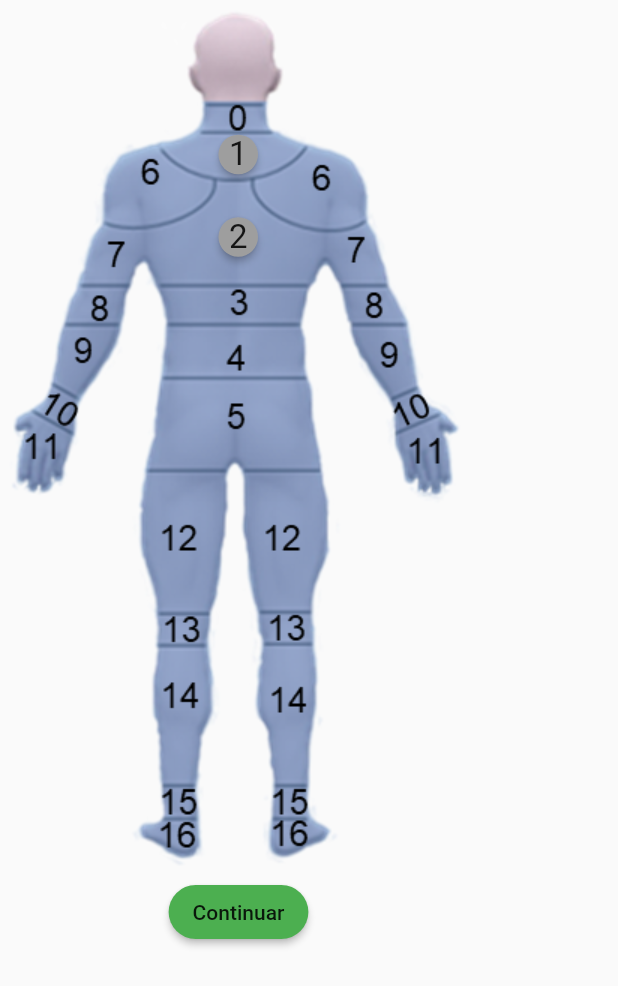
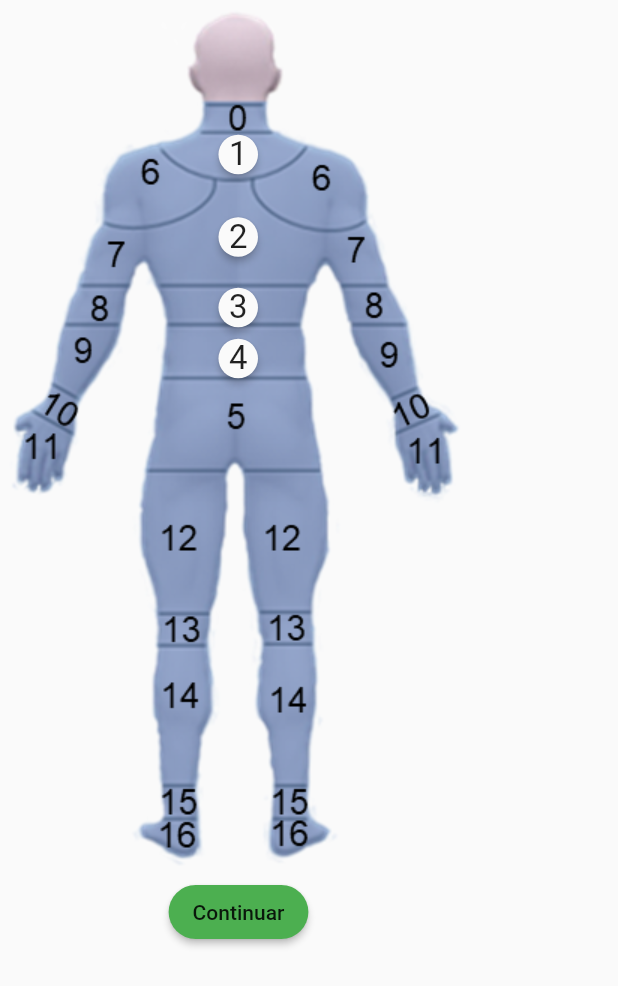
Before and after one commit to lucasjose256/Strong_CoreV1, a Flutter app: the CorpoHumano screen opened directly, on a phone screen of 412 x 824 dp. Shown: the top 986 px of the screen. Run offline on Flutter 3.47's test engine with Material 2 defaults, Android fonts, the phone set to English and light mode, and no system bars; our stand-ins replace cloud_firestore, firebase_auth, firebase_core, google_sign_in; missing offline and left inert: expansion_card, firebase_auth_web, firebase_core_web, google_sign_in_web, splash_screen_view; accounts and stored records are empty.

Commit message:
Coloredbody

```diff
--- a/lib/SCREENS/corpo_humano.dart
+++ b/lib/SCREENS/corpo_humano.dart
@@ -19,8 +19,10 @@ class _CorpoHumanoState extends State<CorpoHumano> {
         children: [
           Stack(children: [
             Image.asset('Assets/images/corpoHumano.png'),
-            Positioned(right: 138, top: 75, child: AddTodoButton('1')),
-            Positioned(right: 138, top: 130, child: AddTodoButton('2'))
+            Positioned(right: 138, top: 75, child: AddTodoButton(number: '1')),
+            Positioned(right: 138, top: 130, child: AddTodoButton(number: '2')),
+            Positioned(right: 138, top: 177, child: AddTodoButton(number: '3')),
+            Positioned(right: 138, top: 211, child: AddTodoButton(number: '4')),
           ]),
           MaterialButton(
             onPressed: () {
--- a/lib/style/add_pop_up_card.dart
+++ b/lib/style/add_pop_up_card.dart
@@ -1,3 +1,5 @@
+// ignore_for_file: use_key_in_widget_constructors
+
 import 'package:flutter/material.dart';
 import 'package:provider/provider.dart';
 
@@ -17,7 +19,8 @@ class AddTodoButton extends StatefulWidget {
   ///
 
   final String? number;
-  const AddTodoButton(this.number);
+  late Color? newColor = Colors.yellow;
+  AddTodoButton({this.number, this.newColor});
 
   @override
   State<AddTodoButton> createState() => _AddTodoButtonState();
@@ -26,19 +29,28 @@ class AddTodoButton extends StatefulWidget {
 class _AddTodoButtonState extends State<AddTodoButton> {
   @override
   Widget build(BuildContext context) {
+    // widget.newColor=Navigator.of(context).push();
     //Color? newButtunColor = Provider.of<newColorForCard>(context).color;
     //  bool flag = false;
-    return Padding(
+
+    return ChangeNotifierProvider(
+      create: (context) => newColorForCard(),
+      child: Padding(
           padding: const EdgeInsets.all(8.0),
           child: GestureDetector(
-          onTap: () {
-            Navigator.of(context).push(HeroDialogRoute(
-                builder: (context) {
-                  return AddTodoPopupCard(
+            onTap: () async {
+              Color tempColor = await Navigator.push(
+                  context,
+                  HeroDialogRoute(
+                      builder: (context) => AddTodoPopupCard(
                             nome: widget.number,
-                  );
-                },
+                          ),
                       settings: RouteSettings(arguments: null, name: null)));
+              // settings: RouteSettings(arguments: null, name: null)
+
+              setState(() {
+                widget.newColor = tempColor;
+              });
             },
             child: Hero(
               tag: _heroAddTodo + '${widget.number}',
@@ -46,8 +58,8 @@ class _AddTodoButtonState extends State<AddTodoButton> {
                 return CustomRectTween(begin: begin!, end: end!);
               },
               child: Material(
-              color: // Provider.of<newColorForCard>(context).colortr
-                  true ? Colors.grey : Colors.pink,
+                color: widget
+                    .newColor, //Provider.of<newColorForCard>(context)._color,
                 elevation: 2,
                 shape: CircleBorder(),
                 child: Padding(
@@ -62,7 +74,8 @@ class _AddTodoButtonState extends State<AddTodoButton> {
                 ),
               ),
             ),
-        ));
+          )),
+    );
   }
 }
 
@@ -78,7 +91,8 @@ const String _heroAddTodo = 'add-todo-hero';
 class AddTodoPopupCard extends StatelessWidget {
   /// {@macro add_todo_popup_card}
   final String? nome;
-  const AddTodoPopupCard({required this.nome});
+  //final Color? tempColor;
+  AddTodoPopupCard({required this.nome});
 
   @override
   Widget build(BuildContext context) {
@@ -143,7 +157,7 @@ class AddTodoPopupCard extends StatelessWidget {
   }
 
   MaterialButton MarcarRegiao(
-      String num, String nome, Color color, BuildContext context) {
+      String num, String nome, Color? color, BuildContext context) {
     return MaterialButton(
       child: SingleChildScrollView(
         scrollDirection: Axis.horizontal,
@@ -170,21 +184,24 @@ class AddTodoPopupCard extends StatelessWidget {
         ),
       ),
       onPressed: () {
-        //   Provider.of<newColorForCard>(context, listen: false).changeColor(false);
-        Navigator.of(context).pop();
+        /* Provider.of<newColorForCard>(context, listen: false)
+            .changeColor(color, true);*/
         //Mandar para o servidor
+        Navigator.pop(context, color);
       },
     );
   }
 }
 
 class newColorForCard extends ChangeNotifier {
-  bool color = true;
-  // Color get _color =>
+  Color? _color;
+  bool b = false;
+  Color get color => _color!;
   // //newColorForCard(this.color);
 
-  void changeColor(bool newColor) {
-    color = newColor;
+  void changeColor(Color newColor, bool b) {
+    this.b = b;
+    _color = newColor;
     notifyListeners();
   }
 }
```
Lines whose indentation alone changed are shown as unchanged.
